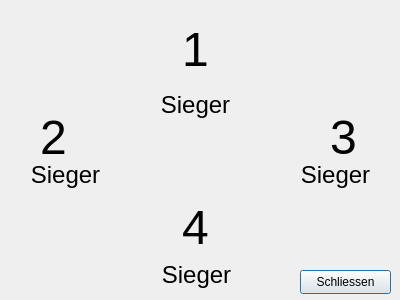
This is src/win_gui.ui in JPaehr/Revrsi as Qt 5 draws it before an edit. The edited form follows.
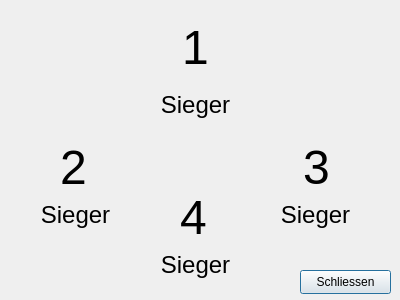
This is the edited form. Icons and pictures are not drawn.

```diff
--- a/src/win_gui.ui
+++ b/src/win_gui.ui
@@ -36,7 +36,7 @@
    <property name="geometry">
     <rect>
      <x>182</x>
-     <y>22</y>
+     <y>20</y>
      <width>41</width>
      <height>51</height>
     </rect>
@@ -76,8 +76,8 @@
   <widget class="QLabel" name="platz2">
    <property name="geometry">
     <rect>
-     <x>40</x>
-     <y>110</y>
+     <x>60</x>
+     <y>140</y>
      <width>31</width>
      <height>51</height>
     </rect>
@@ -89,9 +89,9 @@
   <widget class="QLabel" name="platz3">
    <property name="geometry">
     <rect>
-     <x>330</x>
-     <y>110</y>
-     <width>31</width>
+     <x>303</x>
+     <y>140</y>
+     <width>25</width>
      <height>51</height>
     </rect>
    </property>
@@ -102,8 +102,8 @@
   <widget class="QLabel" name="platz4">
    <property name="geometry">
     <rect>
-     <x>182</x>
-     <y>200</y>
+     <x>180</x>
+     <y>190</y>
      <width>31</width>
      <height>51</height>
     </rect>
@@ -115,8 +115,8 @@
   <widget class="QLabel" name="zweiter">
    <property name="geometry">
     <rect>
-     <x>0</x>
-     <y>160</y>
+     <x>10</x>
+     <y>200</y>
      <width>131</width>
      <height>31</height>
     </rect>
@@ -137,8 +137,8 @@
   <widget class="QLabel" name="vierter">
    <property name="geometry">
     <rect>
-     <x>131</x>
-     <y>260</y>
+     <x>130</x>
+     <y>250</y>
      <width>131</width>
      <height>31</height>
     </rect>
@@ -159,8 +159,8 @@
   <widget class="QLabel" name="dritter">
    <property name="geometry">
     <rect>
-     <x>270</x>
-     <y>160</y>
+     <x>250</x>
+     <y>200</y>
      <width>131</width>
      <height>31</height>
     </rect>
```
Left out of the diff: 25 changed lines with no effect on the pictures.
